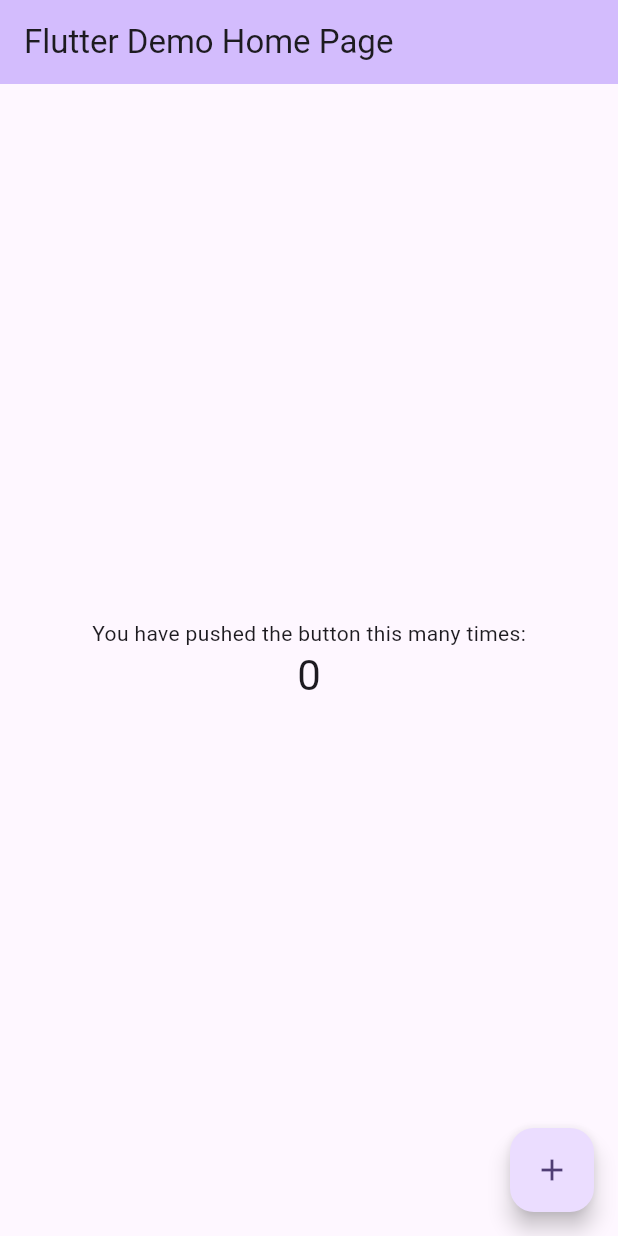
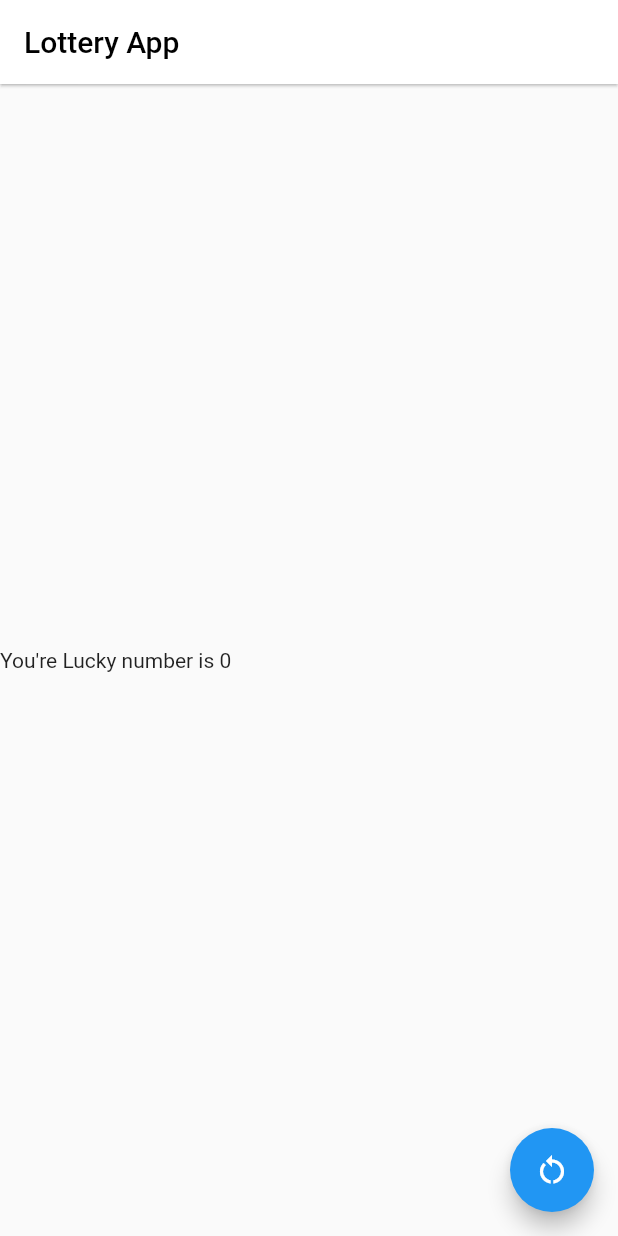
Before and after one commit to CodewithAnn/Flutter-Lottery-App, a Flutter app: the screen it shows after launch, on a phone screen of 412 x 824 dp. Run offline on Flutter 3.47's test engine with Material 2 defaults, Android fonts, the phone set to English and light mode, and no system bars.

Commit message:
added floatingAction Button

```diff
--- a/lib/main.dart
+++ b/lib/main.dart
@@ -1,125 +1,53 @@
 import 'package:flutter/material.dart';
 
 void main() {
-  runApp(const MyApp());
+  runApp(
+    LotteryApp(),
+  );
 }
 
-class MyApp extends StatelessWidget {
-  const MyApp({super.key});
+class LotteryApp extends StatelessWidget {
+  const LotteryApp({super.key});
 
-  // This widget is the root of your application.
   @override
   Widget build(BuildContext context) {
-    return MaterialApp(
-      title: 'Flutter Demo',
-      theme: ThemeData(
-        // This is the theme of your application.
-        //
-        // TRY THIS: Try running your application with "flutter run". You'll see
-        // the application has a blue toolbar. Then, without quitting the app,
-        // try changing the seedColor in the colorScheme below to Colors.green
-        // and then invoke "hot reload" (save your changes or press the "hot
-        // reload" button in a Flutter-supported IDE, or press "r" if you used
-        // the command line to start the app).
-        //
-        // Notice that the counter didn't reset back to zero; the application
-        // state is not lost during the reload. To reset the state, use hot
-        // restart instead.
-        //
-        // This works for code too, not just values: Most code changes can be
-        // tested with just a hot reload.
-        colorScheme: ColorScheme.fromSeed(seedColor: Colors.deepPurple),
-        useMaterial3: true,
-      ),
-      home: const MyHomePage(title: 'Flutter Demo Home Page'),
+    return const MaterialApp(
+      home: LotteryHomePage(),
+      debugShowCheckedModeBanner: false,
     );
   }
 }
 
-class MyHomePage extends StatefulWidget {
-  const MyHomePage({super.key, required this.title});
-
-  // This widget is the home page of your application. It is stateful, meaning
-  // that it has a State object (defined below) that contains fields that affect
-  // how it looks.
-
-  // This class is the configuration for the state. It holds the values (in this
-  // case the title) provided by the parent (in this case the App widget) and
-  // used by the build method of the State. Fields in a Widget subclass are
-  // always marked "final".
-
-  final String title;
+class LotteryHomePage extends StatefulWidget {
+  const LotteryHomePage({super.key});
 
   @override
-  State<MyHomePage> createState() => _MyHomePageState();
+  State<LotteryHomePage> createState() => _LotteryHomePageState();
 }
 
-class _MyHomePageState extends State<MyHomePage> {
-  int _counter = 0;
-
-  void _incrementCounter() {
-    setState(() {
-      // This call to setState tells the Flutter framework that something has
-      // changed in this State, which causes it to rerun the build method below
-      // so that the display can reflect the updated values. If we changed
-      // _counter without calling setState(), then the build method would not be
-      // called again, and so nothing would appear to happen.
-      _counter++;
-    });
-  }
-
+class _LotteryHomePageState extends State<LotteryHomePage> {
+  int luckyNumber = 0;
   @override
   Widget build(BuildContext context) {
-    // This method is rerun every time setState is called, for instance as done
-    // by the _incrementCounter method above.
-    //
-    // The Flutter framework has been optimized to make rerunning build methods
-    // fast, so that you can just rebuild anything that needs updating rather
-    // than having to individually change instances of widgets.
-    return Scaffold(
-      appBar: AppBar(
-        // TRY THIS: Try changing the color here to a specific color (to
-        // Colors.amber, perhaps?) and trigger a hot reload to see the AppBar
-        // change color while the other colors stay the same.
-        backgroundColor: Theme.of(context).colorScheme.inversePrimary,
-        // Here we take the value from the MyHomePage object that was created by
-        // the App.build method, and use it to set our appbar title.
-        title: Text(widget.title),
-      ),
-      body: Center(
-        // Center is a layout widget. It takes a single child and positions it
-        // in the middle of the parent.
-        child: Column(
-          // Column is also a layout widget. It takes a list of children and
-          // arranges them vertically. By default, it sizes itself to fit its
-          // children horizontally, and tries to be as tall as its parent.
-          //
-          // Column has various properties to control how it sizes itself and
-          // how it positions its children. Here we use mainAxisAlignment to
-          // center the children vertically; the main axis here is the vertical
-          // axis because Columns are vertical (the cross axis would be
-          // horizontal).
-          //
-          // TRY THIS: Invoke "debug painting" (choose the "Toggle Debug Paint"
-          // action in the IDE, or press "p" in the console), to see the
-          // wireframe for each widget.
+    return SafeArea(
+      child: Scaffold(
+        appBar: AppBar(
+          elevation: 0.8,
+          backgroundColor: Colors.white,
+          title: const Text(
+            "Lottery App",
+            style: TextStyle(color: Colors.black),
+          ),
+        ),
+        body: Column(
           mainAxisAlignment: MainAxisAlignment.center,
-          children: <Widget>[
-            const Text(
-              'You have pushed the button this many times:',
-            ),
-            Text(
-              '$_counter',
-              style: Theme.of(context).textTheme.headlineMedium,
-            ),
-          ],
+          children: [Text("You're Lucky number is $luckyNumber ")],
+        ),
+        floatingActionButton: FloatingActionButton(
+          onPressed: () {},
+          child: const Icon(Icons.restart_alt_sharp),
         ),
       ),
-      floatingActionButton: FloatingActionButton(
-        onPressed: _incrementCounter,
-        tooltip: 'Increment',
-        child: const Icon(Icons.add),
-      ), // This trailing comma makes auto-formatting nicer for build methods.
     );
   }
 }
```
